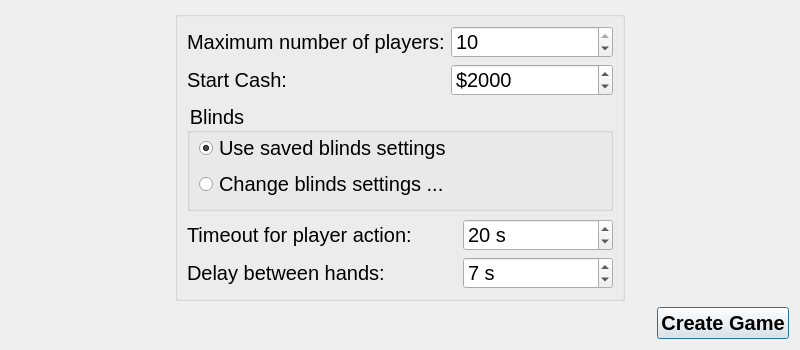
This is src/gui/qt/gui_800x480/createnetworkgamedialog_800x480.ui in pokerth/pokerth as Qt 5 draws it before an edit. The edited form follows.
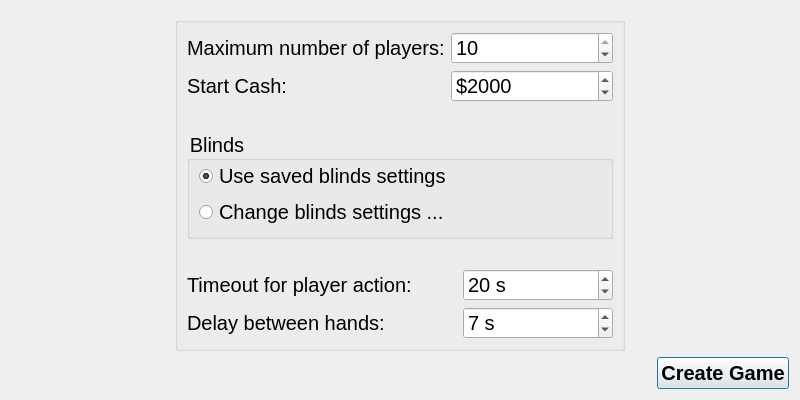
This is the edited form.

Patch:
```diff
--- a/src/gui/qt/gui_800x480/createnetworkgamedialog_800x480.ui
+++ b/src/gui/qt/gui_800x480/createnetworkgamedialog_800x480.ui
@@ -7,19 +7,19 @@
     <x>0</x>
     <y>0</y>
     <width>800</width>
-    <height>350</height>
+    <height>400</height>
    </rect>
   </property>
   <property name="minimumSize">
    <size>
     <width>800</width>
-    <height>350</height>
+    <height>400</height>
    </size>
   </property>
   <property name="maximumSize">
    <size>
     <width>800</width>
-    <height>350</height>
+    <height>400</height>
    </size>
   </property>
   <property name="windowTitle">
```
